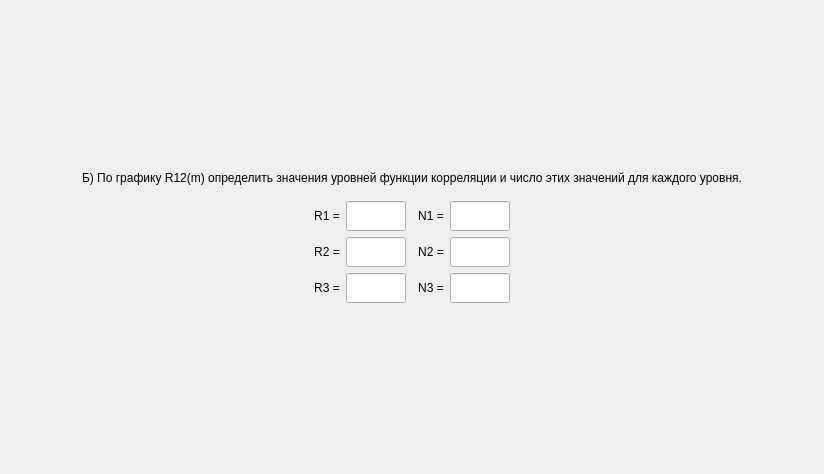
Above: task/screentask7b.ui from bukhmastov/kpsp before the change. Below: the same form after it.
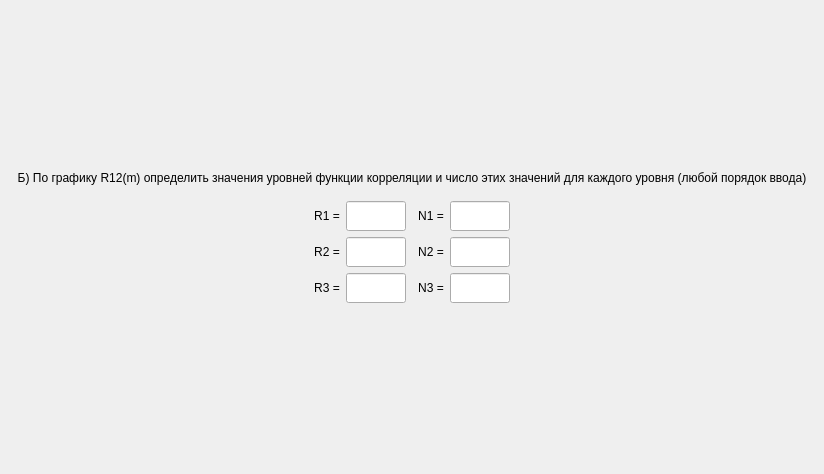
That is the form after the change.

```diff
--- a/task/screentask7b.ui
+++ b/task/screentask7b.ui
@@ -47,7 +47,7 @@
         <string notr="true">font: 75 16pt &quot;MS Shell Dlg 2&quot;;</string>
        </property>
        <property name="text">
-        <string>Б) По графику R12(m) определить значения уровней функции корреляции и число этих значений для каждого уровня.</string>
+        <string>Б) По графику R12(m) определить значения уровней функции корреляции и число этих значений для каждого уровня (любой порядок ввода)</string>
        </property>
        <property name="alignment">
         <set>Qt::AlignCenter</set>
```
Left out of the diff: 26 changed lines with no effect on the pictures.
